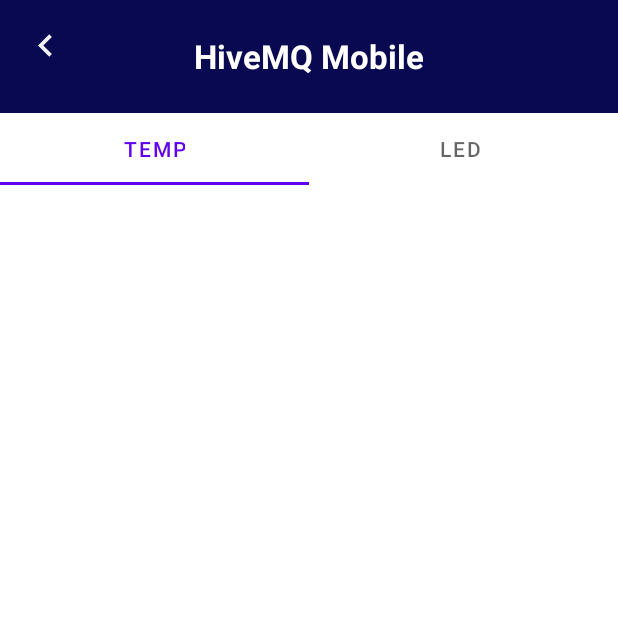
After one commit to Eshan9715/TempMobile, an Android app: the Home screen opened directly, with no data from a screen before it, on a phone screen of 412 x 824 dp, the top half of it. The commit adds this screen. Run offline under Robolectric (Android 15) with nearby library versions, the phone set to English and light mode, and no system bars.

Commit message:
Add required settings

```diff
--- /dev/null
+++ b/app/src/main/java/com/example/hivemqmobile/Home.java
@@ -0,0 +1,14 @@
+package com.example.hivemqmobile;
+
+import androidx.appcompat.app.AppCompatActivity;
+
+import android.os.Bundle;
+
+public class Home extends AppCompatActivity {
+
+    @Override
+    protected void onCreate(Bundle savedInstanceState) {
+        super.onCreate(savedInstanceState);
+        setContentView(R.layout.activity_home);
+    }
+}
--- a/app/src/main/java/com/example/hivemqmobile/MainActivity.java
+++ b/app/src/main/java/com/example/hivemqmobile/MainActivity.java
@@ -85,6 +85,7 @@ public class MainActivity extends AppCompatActivity {
 
             }
         });
+
         Button btn_disconnect =(Button)findViewById(R.id.disconnect);
 
         btn_disconnect.setOnClickListener(new View.OnClickListener() {
--- /dev/null
+++ b/app/src/main/res/layout/activity_home.xml
@@ -0,0 +1,82 @@
+<?xml version="1.0" encoding="utf-8"?>
+<LinearLayout
+    xmlns:android="http://schemas.android.com/apk/res/android"
+    xmlns:app="http://schemas.android.com/apk/res-auto"
+    xmlns:tools="http://schemas.android.com/tools"
+    android:layout_width="match_parent"
+    android:orientation="vertical"
+    android:layout_height="match_parent"
+    tools:context=".Home">
+
+    <LinearLayout
+        android:layout_width="match_parent"
+        android:layout_height="75dp"
+        android:layout_gravity="center"
+        android:background="@color/black_blue"
+        android:orientation="horizontal">
+
+        <RelativeLayout
+            android:layout_width="match_parent"
+            android:layout_height="match_parent">
+
+            <ImageView
+                android:layout_width="30dp"
+                android:layout_height="30dp"
+                android:layout_margin="15dp"
+                android:id="@+id/back_from_flo"
+                android:src="@drawable/ic_baseline_keyboard_arrow_left_24"/>
+
+
+            <TextView
+                android:layout_width="wrap_content"
+                android:layout_height="wrap_content"
+                android:layout_centerInParent="true"
+                android:gravity="left"
+                android:text="HiveMQ Mobile"
+                android:textColor="@color/white"
+                android:textSize="22dp"
+                android:textStyle="bold" />
+
+        </RelativeLayout>
+
+
+    </LinearLayout>
+
+    <LinearLayout
+        android:layout_width="match_parent"
+        android:layout_height="wrap_content"
+        android:orientation="vertical">
+
+        <com.google.android.material.tabs.TabLayout
+            android:id="@+id/tablelayout_flowers"
+            android:layout_width="match_parent"
+            android:layout_height="wrap_content"
+            app:layout_constraintEnd_toEndOf="parent"
+            app:layout_constraintHorizontal_bias="0.5"
+            app:layout_constraintStart_toStartOf="parent"
+            app:layout_constraintTop_toTopOf="parent">
+
+            <com.google.android.material.tabs.TabItem
+                android:layout_width="wrap_content"
+                android:layout_height="wrap_content"
+                android:text="Temp" />
+
+            <com.google.android.material.tabs.TabItem
+                android:layout_width="wrap_content"
+                android:layout_height="wrap_content"
+                android:text="LED " />
+
+
+
+        </com.google.android.material.tabs.TabLayout>
+
+        <androidx.viewpager2.widget.ViewPager2
+            android:id="@+id/viewPager_flowers"
+            android:layout_width="match_parent"
+            android:layout_height="match_parent"
+            app:layout_constraintTop_toBottomOf="@+id/tablelayout_flowers" />
+
+    </LinearLayout>
+
+
+</LinearLayout>
--- a/app/src/main/res/values/strings.xml
+++ b/app/src/main/res/values/strings.xml
@@ -1,3 +1,5 @@
 <resources>
     <string name="app_name">Temperature_mqtt</string>
+    <!-- TODO: Remove or change this placeholder text -->
+    <string name="hello_blank_fragment">Hello blank fragment</string>
 </resources>
```
Also changed, not shown: app/src/main/AndroidManifest.xml (+8 -7 lines), app/src/main/java/com/example/hivemqmobile/LED.java (added, +20 -0 lines), app/src/main/java/com/example/hivemqmobile/SplashScreen.java (added, +30 -0 lines), app/src/main/java/com/example/hivemqmobile/Temp.java (added, +19 -0 lines), app/src/main/res/layout/activity_splash_screen.xml (added, +38 -0 lines), app/src/main/res/values/colors.xml (added, +43 -0 lines), app/src/main/res/drawable/crp.png (added), app/src/main/res/drawable/led.png (added), app/src/main/res/drawable/te2.png (added).
